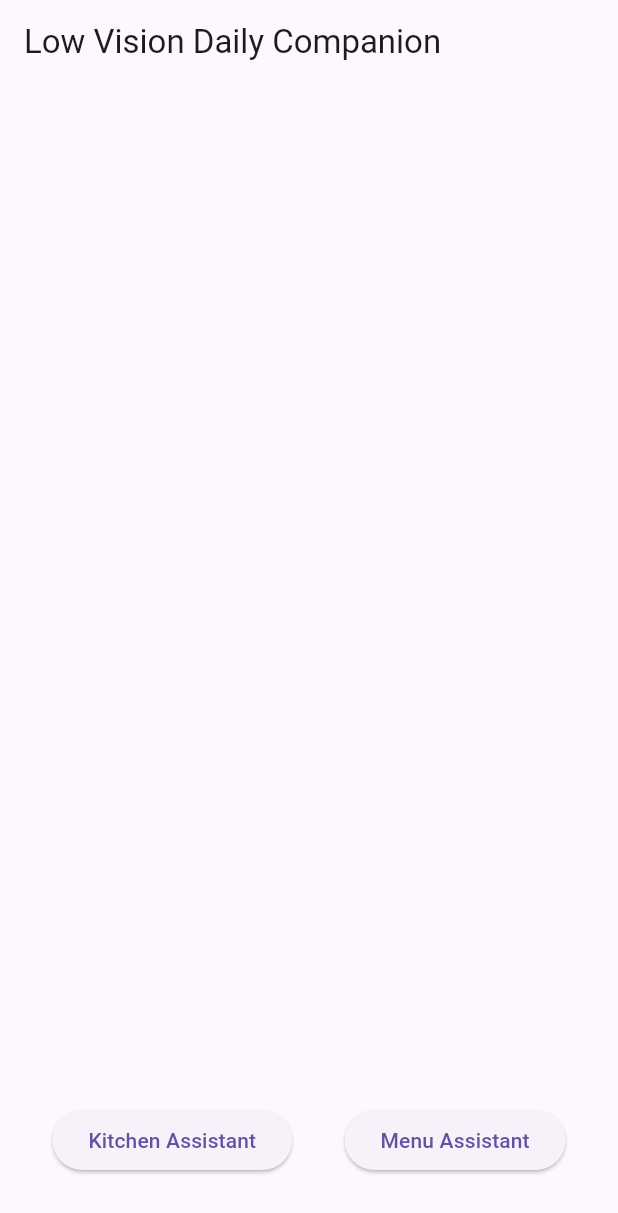
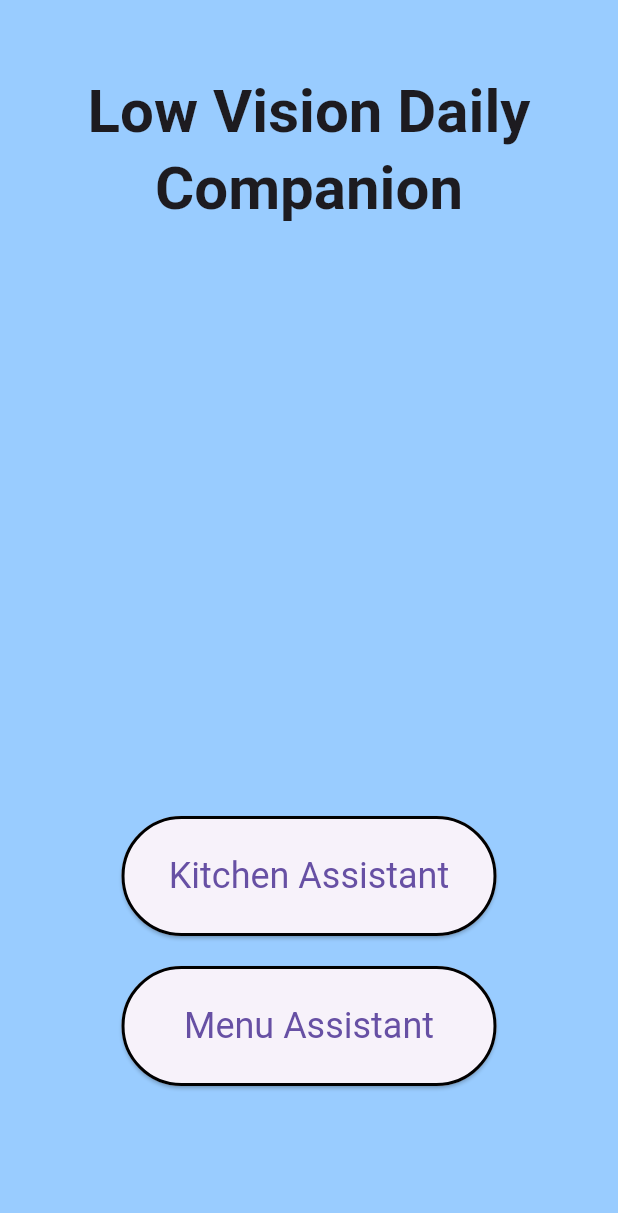
Before and after one commit to lowvisioncapstone/Spring25, a Flutter app: the screen it shows after launch, on a phone screen of 412 x 824 dp. Shown: the top 1213 px of the screen. Run offline on Flutter 3.47's test engine with Material 3 defaults, Android fonts, the light colour scheme and no system bars.

Commit message:
UI improvements

```diff
--- a/low_vision_app/lib/main.dart
+++ b/low_vision_app/lib/main.dart
@@ -11,7 +11,27 @@ class MyApp extends StatelessWidget {
   Widget build(BuildContext context) {
     return MaterialApp(
       home: Scaffold(
-        appBar: AppBar(title: const Text('Low Vision Daily Companion')),
+        appBar: AppBar(
+          centerTitle: true,
+          toolbarHeight: 200, //vertical spacing for title
+          backgroundColor: Color(0xFF99ccff),
+          title: const Center(
+            child: SizedBox(
+              width: double.infinity,
+              child: Text(
+                'Low Vision Daily Companion',
+                style: TextStyle(
+                  fontSize: 40,
+                  fontWeight: FontWeight.bold,
+                ),
+                textAlign: TextAlign.center,
+                softWrap: true,
+                overflow: TextOverflow.visible,
+              ),
+            ),
+          ),
+        ),
+        backgroundColor: Color(0xFF99ccff), //set background color
         body: const ButtonScreen(),
       ),
     );
@@ -25,29 +45,51 @@ class ButtonScreen extends StatelessWidget {
   Widget build(BuildContext context) {
     return Column(
       children: [
-        const Spacer(), // Pushes content to the bottom
-        Row(
-          mainAxisAlignment: MainAxisAlignment.spaceEvenly,
+        const Spacer(),
+        Center(
+          child: Column(
+            mainAxisSize: MainAxisSize.min,
             children: [
-            ElevatedButton(
+              SizedBox(
+                width: 250,
+                height: 80,
+                child: ElevatedButton(
                   onPressed: () {
                     ScaffoldMessenger.of(context).showSnackBar(
-                  const SnackBar(content: Text('Kitchen Assistant Pressed')),
+                      const SnackBar(
+                          content: Text('Kitchen Assistant Pressed')),
                     );
                   },
+                  style: ElevatedButton.styleFrom(
+                    side: BorderSide(
+                        color: Colors.black, width: 2), //black border
+                    textStyle: const TextStyle(fontSize: 24),
+                  ),
                   child: const Text('Kitchen Assistant'),
                 ),
-            ElevatedButton(
+              ),
+              const SizedBox(height: 20),
+              SizedBox(
+                width: 250,
+                height: 80,
+                child: ElevatedButton(
                   onPressed: () {
                     ScaffoldMessenger.of(context).showSnackBar(
                       const SnackBar(content: Text('Menu Assistant Pressed')),
                     );
                   },
+                  style: ElevatedButton.styleFrom(
+                    side: BorderSide(
+                        color: Colors.black, width: 2), //black border
+                    textStyle: const TextStyle(fontSize: 24),
+                  ),
                   child: const Text('Menu Assistant'),
+                ),
               ),
             ],
           ),
-        const SizedBox(height: 40), // Adds space from bottom
+        ),
+        const SizedBox(height: 100),
       ],
     );
   }
--- a/low_vision_app/pubspec.yaml
+++ b/low_vision_app/pubspec.yaml
@@ -35,6 +35,8 @@ dependencies:
   # The following adds the Cupertino Icons font to your application.
   # Use with the CupertinoIcons class for iOS style icons.
   cupertino_icons: ^1.0.8
+  camera: ^0.11.0+2
+  path_provider: ^2.1.5
 
 dev_dependencies:
   flutter_test:
```
Also changed, not shown: low_vision_app/pubspec.lock, 1 other file. Lines whose indentation alone changed are shown as unchanged.
